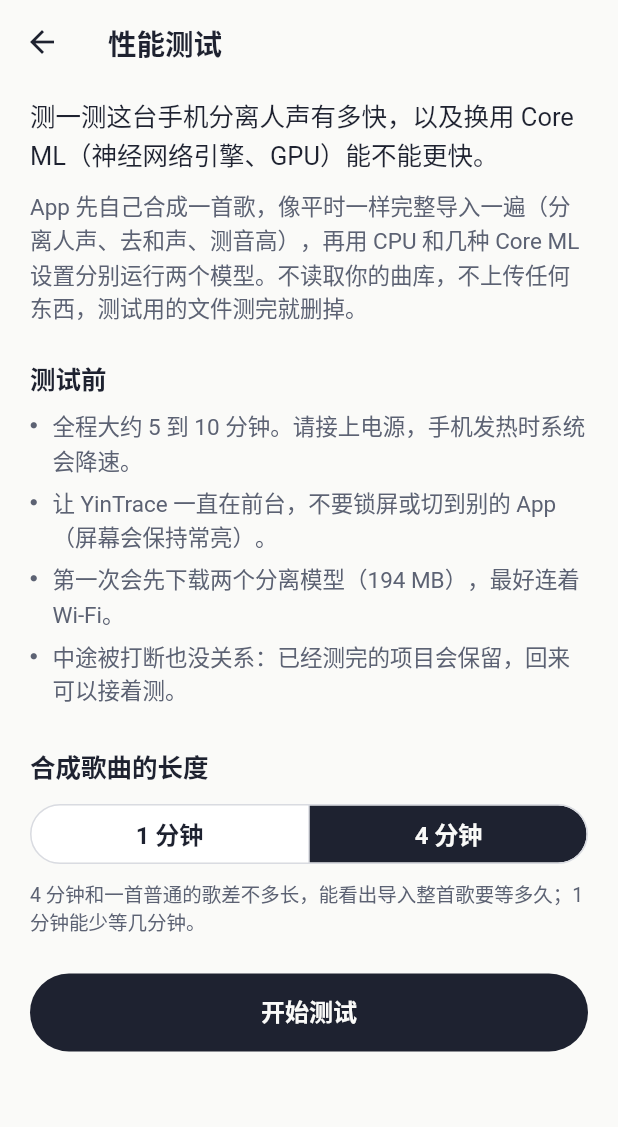
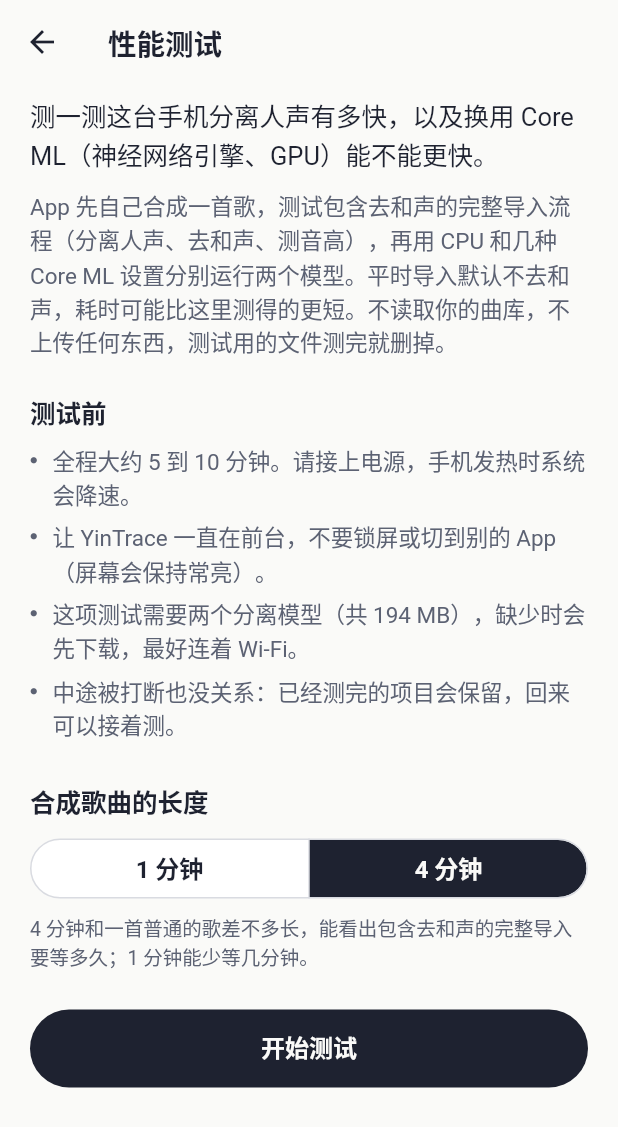
Before and after one commit to zhikkz/YinTrace, a Flutter app: the BenchmarkPage screen opened directly, on a phone screen of 412 x 824 dp. Shown: the top 1127 px of the screen. Run offline on Flutter 3.47's test engine with Material 3 defaults, Android fonts, the phone set to English and light mode, and no system bars; our stand-ins replace file_picker, plugin_platform_interface, wakelock_plus, web; missing offline and left inert: dart:ffi, dart:js_interop, fftea.

Commit message:
docs(ui): clarify opt-in harmony removal and benchmark scope

```diff
--- a/lib/src/ui/benchmark_page.dart
+++ b/lib/src/ui/benchmark_page.dart
@@ -209,8 +209,9 @@ class _BenchmarkPageState extends State<BenchmarkPage> with WidgetsBindingObserv
         Text('测一测这台手机分离人声有多快，以及换用 Core ML（神经网络引擎、GPU）能不能更快。', style: context.type.bodyLarge),
         const SizedBox(height: 10),
         Text(
-          'App 先自己合成一首歌，像平时一样完整导入一遍（分离人声、去和声、测音高），'
-          '再用 CPU 和几种 Core ML 设置分别运行两个模型。不读取你的曲库，不上传任何东西，测试用的文件测完就删掉。',
+          'App 先自己合成一首歌，测试包含去和声的完整导入流程（分离人声、去和声、测音高），'
+          '再用 CPU 和几种 Core ML 设置分别运行两个模型。平时导入默认不去和声，耗时可能比这里测得的更短。'
+          '不读取你的曲库，不上传任何东西，测试用的文件测完就删掉。',
           style: context.type.bodyMedium,
         ),
         const SizedBox(height: 24),
@@ -218,7 +219,7 @@ class _BenchmarkPageState extends State<BenchmarkPage> with WidgetsBindingObserv
         const SizedBox(height: 10),
         bullet('全程大约 5 到 10 分钟。请接上电源，手机发热时系统会降速。'),
         bullet('让 YinTrace 一直在前台，不要锁屏或切到别的 App（屏幕会保持常亮）。'),
-        bullet('第一次会先下载两个分离模型（194 MB），最好连着 Wi‑Fi。'),
+        bullet('这项测试需要两个分离模型（共 194 MB），缺少时会先下载，最好连着 Wi‑Fi。'),
         bullet('中途被打断也没关系：已经测完的项目会保留，回来可以接着测。'),
         const SizedBox(height: 22),
         Text('合成歌曲的长度', style: context.type.titleMedium),
@@ -233,7 +234,7 @@ class _BenchmarkPageState extends State<BenchmarkPage> with WidgetsBindingObserv
           onSelectionChanged: (s) => setState(() => _songSeconds = s.first),
         ),
         const SizedBox(height: 6),
-        Text('4 分钟和一首普通的歌差不多长，能看出导入整首歌要等多久；1 分钟能少等几分钟。', style: context.type.bodySmall),
+        Text('4 分钟和一首普通的歌差不多长，能看出包含去和声的完整导入要等多久；1 分钟能少等几分钟。', style: context.type.bodySmall),
         const SizedBox(height: 26),
         FilledButton(
           onPressed: () => _start(),
--- a/lib/src/ui/settings_page.dart
+++ b/lib/src/ui/settings_page.dart
@@ -72,7 +72,8 @@ class _SettingsPageState extends State<SettingsPage> {
                 ],
               ),
               const _Footnote(
-                '导入整首歌时，用 UVR 的两个模型在手机上分离人声、去掉和声。'
+                '导入整首歌时，用 UVR 的人声分离模型在手机上提取人声。'
+                '默认不去和声，只有在导入页打开“去和声”时才会使用去和声模型。'
                 '删除模型不影响已经导入的歌。',
               ),
               const _Section('练习'),
```
